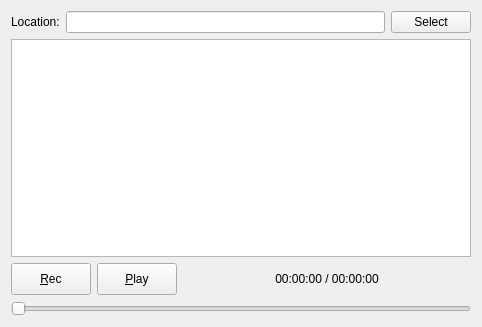
First picture: the form in src/qtgui/iq_tool.ui, repository gqrx-sdr/gqrx, before the edit.
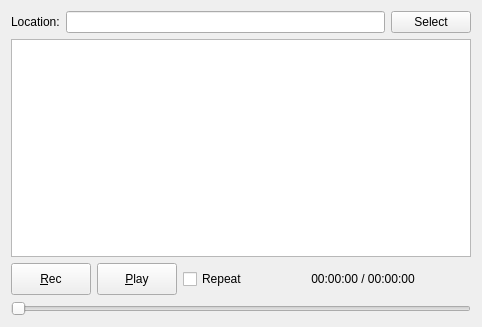
Second picture: the form after the edit. Icons and pictures are not drawn.

Commit message: iq_tool: implement repeated playback option

Diff of the .ui file:
```diff
--- a/src/qtgui/iq_tool.ui
+++ b/src/qtgui/iq_tool.ui
@@ -152,6 +152,16 @@
        </property>
       </widget>
      </item>
+     <item>
+      <widget class="QCheckBox" name="repeat">
+       <property name="locale">
+        <locale language="C" country="AnyCountry"/>
+       </property>
+       <property name="text">
+        <string>Repeat</string>
+       </property>
+      </widget>
+     </item>
      <item>
       <spacer name="horizontalSpacer">
        <property name="orientation">
```
The commit also changes 4 other files.
